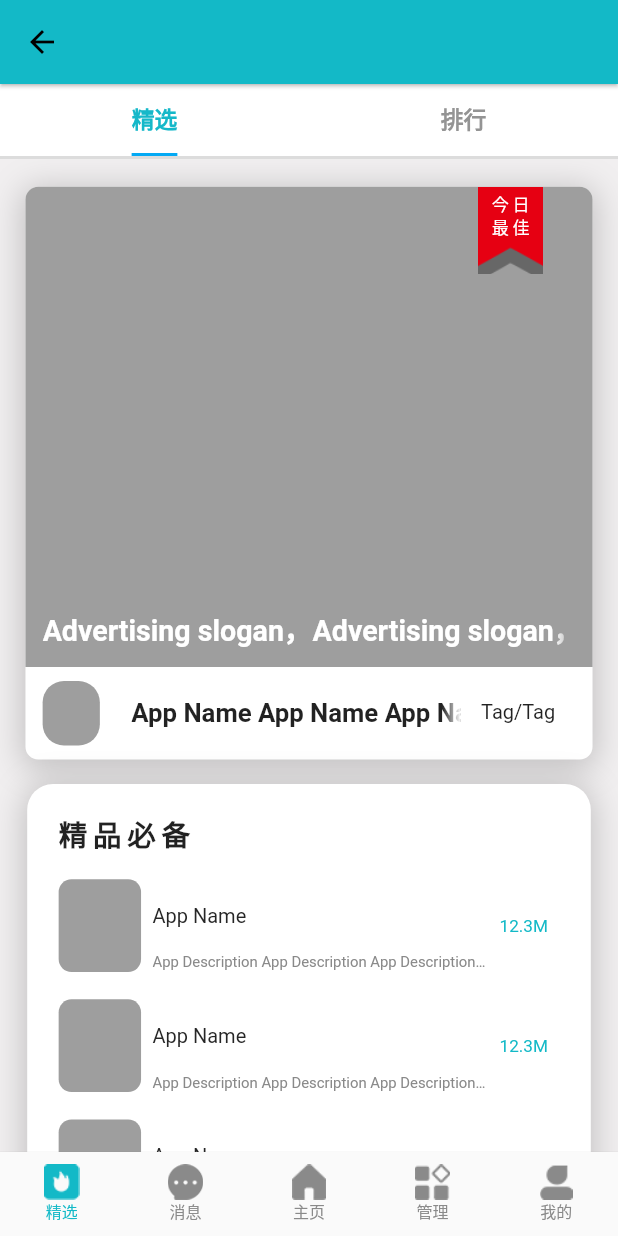
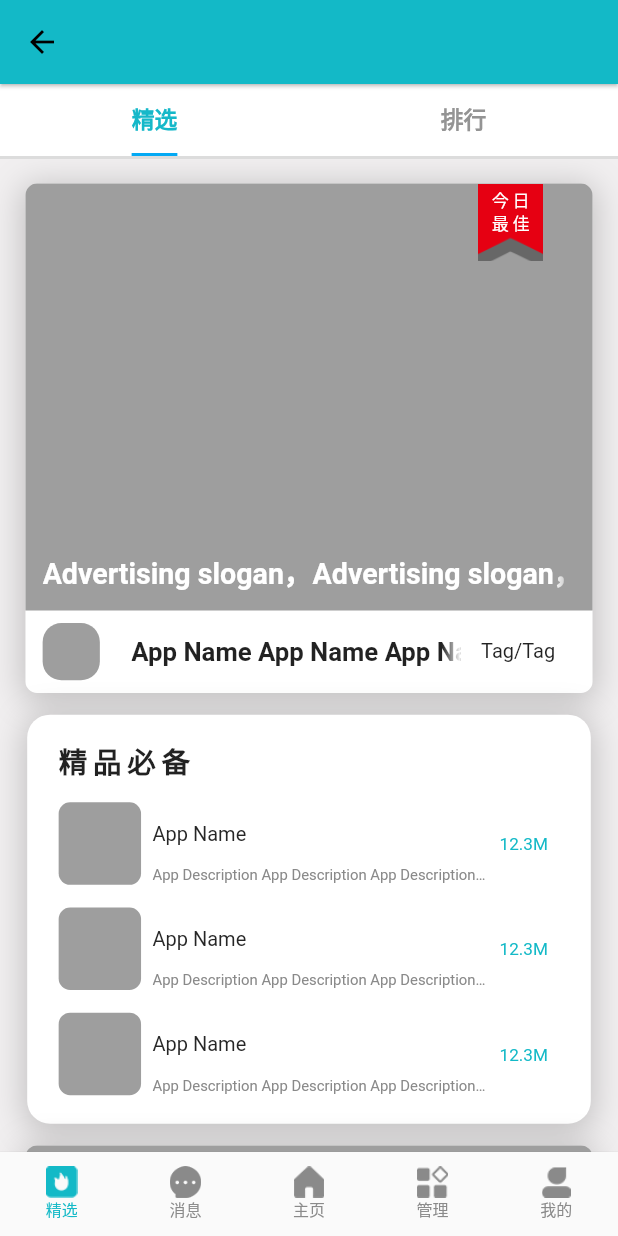
Before and after one commit to zysq-tech/stu_plat, a Flutter app: the HomePage screen opened directly with empty values, on a phone screen of 412 x 824 dp. Run offline on Flutter 3.47's test engine with Material 2 defaults, Android fonts, the phone set to English and light mode, and no system bars; our stand-ins replace convert, dio, fluro, flutter_rating_bar, flutter_screenutil, flutter_swiper and 6 more; missing offline and left inert: device_apps, flutter_picker; accounts and stored records are empty; generated files the repository leaves out were written again; statements that could not run were skipped.

Commit message:
change to fix width

```diff
--- a/lib/components/appListItem.dart
+++ b/lib/components/appListItem.dart
@@ -28,19 +28,19 @@ class AppListItem extends StatelessWidget {
     return Center(
       child: Container(
         width: su.setWidth(fwidth),
-        height: su.setHeight(fheight),
+        height: su.setWidth(fheight),
         padding: EdgeInsets.symmetric(
-            horizontal: su.setWidth(5), vertical: su.setHeight(5)),
+            horizontal: su.setWidth(5), vertical: su.setWidth(5)),
         margin: margin,
         child: Row(
           children: <Widget>[
             Container(
               width: su.setWidth(144),
-              height: su.setHeight(144),
+              height: su.setWidth(144),
               decoration: BoxDecoration(
                   image: null,
                   color: Colors.grey,
-                  borderRadius: BorderRadius.circular(su.setHeight(20))),
+                  borderRadius: BorderRadius.circular(su.setWidth(20))),
             ),
             Expanded(
               child: Padding(
--- a/lib/components/appLogoItem.dart
+++ b/lib/components/appLogoItem.dart
@@ -14,16 +14,16 @@ class AppLogoItem extends StatelessWidget {
     final su = ScreenUtil.getInstance();
     return Container(
       width: su.setWidth(150),
-      height: su.setHeight(205),
+      height: su.setWidth(205),
       child: Column(
         mainAxisAlignment: MainAxisAlignment.spaceBetween,
         children: <Widget>[
           Container(
             width: su.setWidth(144),
-            height: su.setHeight(144),
+            height: su.setWidth(144),
             decoration: BoxDecoration(
                 color: Colors.grey,
-                borderRadius: BorderRadius.circular(su.setHeight(20)),
+                borderRadius: BorderRadius.circular(su.setWidth(20)),
                 image: null),
           ),
           Text(
--- a/lib/components/imageAppCard.dart
+++ b/lib/components/imageAppCard.dart
@@ -27,19 +27,19 @@ class ImageAppCard extends StatelessWidget {
     return Center(
       child: CustomCard(
         width: su.setWidth(fWidth),
-        height: su.setHeight(fHeight),
-        borderRadius: BorderRadius.circular(su.setHeight(20 * hFactor)),
-        margin: margin ??
-            EdgeInsets.symmetric(vertical: su.setHeight(18 * hFactor)),
+        height: su.setWidth(fHeight),
+        borderRadius: BorderRadius.circular(su.setWidth(20 * hFactor)),
+        margin:
+            margin ?? EdgeInsets.symmetric(vertical: su.setWidth(18 * hFactor)),
         child: Column(
           children: <Widget>[
             Stack(
               children: <Widget>[
                 CustomCard(
                   width: su.setWidth(fWidth),
-                  height: su.setHeight((fHeight) - 144 * hFactor),
+                  height: su.setWidth((fHeight) - 144 * hFactor),
                   borderRadius: BorderRadius.vertical(
-                    top: Radius.circular(su.setHeight(20 * hFactor)),
+                    top: Radius.circular(su.setWidth(20 * hFactor)),
                   ),
                   color: Colors.grey,
                   image: null,
@@ -50,13 +50,13 @@ class ImageAppCard extends StatelessWidget {
                   child: bestTag
                       ? CustomCard(
                           width: su.setWidth(114 * wFactor),
-                          height: su.setHeight(136 * hFactor),
+                          height: su.setWidth(136 * hFactor),
                           image: DecorationImage(
                               image: AssetImage('assets/img/bg_best.png'),
                               fit: BoxFit.fill),
                           boxShadow: CustomCard.noneBoxShadow,
                           padding:
-                              EdgeInsets.only(top: su.setHeight(10 * hFactor)),
+                              EdgeInsets.only(top: su.setWidth(10 * hFactor)),
                           alignment: Alignment.topCenter,
                           color: Colors.transparent,
                           child: Text(
@@ -93,9 +93,9 @@ class ImageAppCard extends StatelessWidget {
                 children: <Widget>[
                   CustomCard(
                     width: su.setWidth(100 * wFactor),
-                    height: su.setHeight(100 * hFactor),
+                    height: su.setWidth(100 * hFactor),
                     borderRadius:
-                        BorderRadius.circular(su.setHeight(33 * hFactor)),
+                        BorderRadius.circular(su.setWidth(33 * hFactor)),
                     boxShadow: CustomCard.noneBoxShadow,
                     color: Colors.grey,
                     margin: EdgeInsets.only(
--- a/lib/pages/HomePage.dart
+++ b/lib/pages/HomePage.dart
@@ -73,7 +73,7 @@ class _HomePageState extends State<HomePage> {
       elevation: 1,
       currentIndex: _pageIndex,
       type: BottomNavigationBarType.fixed,
-      iconSize: su.setHeight(55),
+      iconSize: su.setWidth(55),
       selectedItemColor: mainThemeColor,
       unselectedItemColor: hexToColor('#8a8a8a'),
       selectedFontSize: su.setSp(28),
--- a/lib/pages/views/HomeCategoryView.dart
+++ b/lib/pages/views/HomeCategoryView.dart
@@ -40,7 +40,7 @@ class _HomeCategoryViewState extends State<HomeCategoryView>
   Widget build(BuildContext context) {
     super.build(context);
     return Padding(
-      padding: EdgeInsets.symmetric(vertical: su.setHeight(27)),
+      padding: EdgeInsets.symmetric(vertical: su.setWidth(27)),
       child: Row(
         children: <Widget>[
           Container(
@@ -68,8 +68,8 @@ class _HomeCategoryViewState extends State<HomeCategoryView>
     return Container(
       key: Key('category_index'),
       width: su.setWidth(274),
-      height: su.setHeight(149),
-      margin: EdgeInsets.symmetric(vertical: su.setHeight(4)),
+      height: su.setWidth(149),
+      margin: EdgeInsets.symmetric(vertical: su.setWidth(4)),
       color: selected ? mainThemeColor : Colors.white,
       child: FlatButton(
         child: Center(
--- a/lib/pages/views/RecommendationBestView.dart
+++ b/lib/pages/views/RecommendationBestView.dart
@@ -28,7 +28,7 @@ class _RecommendationBestViewState extends State<RecommendationBestView>
   Widget build(BuildContext context) {
     super.build(context);
     return ListView.builder(
-      padding: EdgeInsets.symmetric(vertical: su.setHeight(25)),
+      padding: EdgeInsets.symmetric(vertical: su.setWidth(25)),
       itemBuilder: (_, index) => index == 1
           ? buildRecommendListCard()
           : ImageAppCard(
@@ -41,11 +41,11 @@ class _RecommendationBestViewState extends State<RecommendationBestView>
     return Center(
       child: CustomCard(
         width: su.setWidth(985),
-        height: su.setHeight(715),
-        borderRadius: BorderRadius.circular(su.setHeight(40)),
-        margin: EdgeInsets.symmetric(vertical: su.setHeight(20)),
+        height: su.setWidth(715),
+        borderRadius: BorderRadius.circular(su.setWidth(40)),
+        margin: EdgeInsets.symmetric(vertical: su.setWidth(20)),
         padding: EdgeInsets.symmetric(
-            vertical: su.setHeight(45), horizontal: su.setWidth(50)),
+            vertical: su.setWidth(45), horizontal: su.setWidth(50)),
         child: Column(
           crossAxisAlignment: CrossAxisAlignment.start,
           mainAxisAlignment: MainAxisAlignment.spaceBetween,
```
Also changed, not shown: lib/pages/AppealPage.dart (+16 -16 lines), lib/pages/EditPhoneEmailPage.dart (+11 -11 lines), lib/pages/RegisterInfoPage.dart (+13 -13 lines), lib/pages/UnregisterPage.dart (+15 -15 lines), lib/pages/UserInfoPage.dart (+11 -11 lines), lib/pages/views/HomeCategorySubView.dart (+6 -6 lines), lib/pages/views/HomeChosenView.dart (+12 -12 lines), lib/pages/views/ManagementView.dart (+11 -11 lines), lib/pages/views/MessageView.dart (+13 -13 lines), lib/pages/views/RecommendationRankView.dart (+5 -5 lines), lib/pages/views/UserView.dart (+17 -17 lines).
